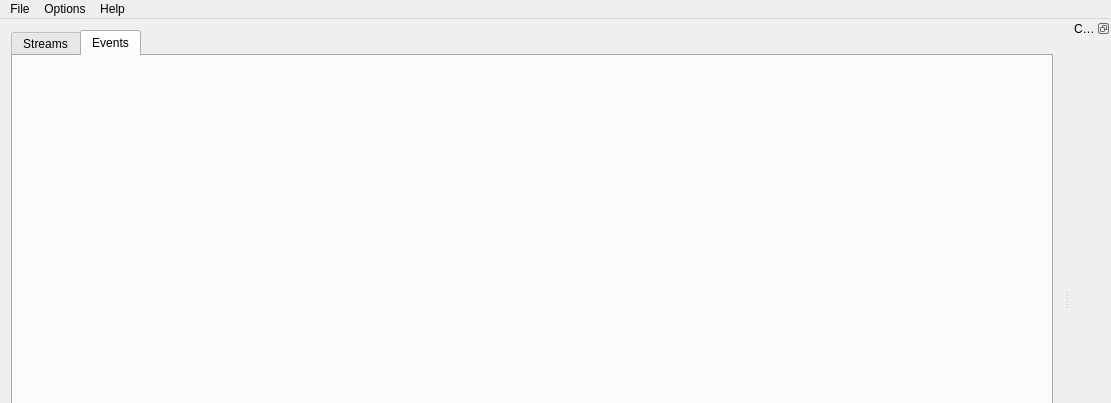
Above: src/GStreamUi.ui from Globidev/GlobiStream before the change; both pictures show x 0 to 1111 and y 0 to 403 of the 1111 by 625 pixel window. Below: the same form after it.
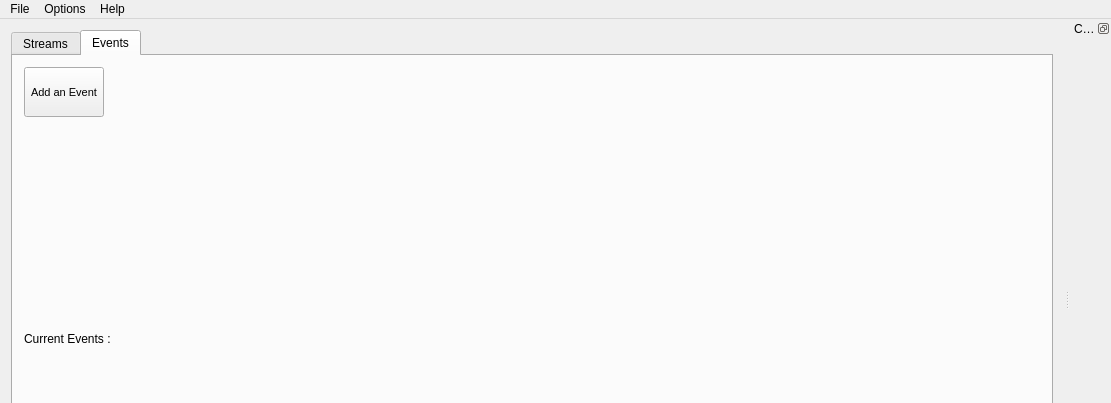
That is the form after the change. The open tabs and pages were chosen to show the change.

Commit message: stream events can be added via an UI

The edit to the form file:
```diff
--- a/src/GStreamUi.ui
+++ b/src/GStreamUi.ui
@@ -100,7 +100,50 @@
        </attribute>
        <layout class="QVBoxLayout" name="verticalLayout_3">
         <item>
-         <layout class="QVBoxLayout" name="ui_eventTableLayout"/>
+         <layout class="QVBoxLayout" name="ui_eventTableLayout">
+          <item>
+           <layout class="QHBoxLayout" name="horizontalLayout">
+            <item>
+             <widget class="QPushButton" name="ui_addEvent">
+              <property name="minimumSize">
+               <size>
+                <width>0</width>
+                <height>50</height>
+               </size>
+              </property>
+              <property name="font">
+               <font>
+                <pointsize>8</pointsize>
+               </font>
+              </property>
+              <property name="text">
+               <string>Add an Event</string>
+              </property>
+             </widget>
+            </item>
+            <item>
+             <spacer name="horizontalSpacer_2">
+              <property name="orientation">
+               <enum>Qt::Horizontal</enum>
+              </property>
+              <property name="sizeHint" stdset="0">
+               <size>
+                <width>40</width>
+                <height>20</height>
+               </size>
+              </property>
+             </spacer>
+            </item>
+           </layout>
+          </item>
+          <item>
+           <widget class="QLabel" name="label_3">
+            <property name="text">
+             <string>Current Events :</string>
+            </property>
+           </widget>
+          </item>
+         </layout>
         </item>
        </layout>
       </widget>
```
The commit also changes 14 other files.
